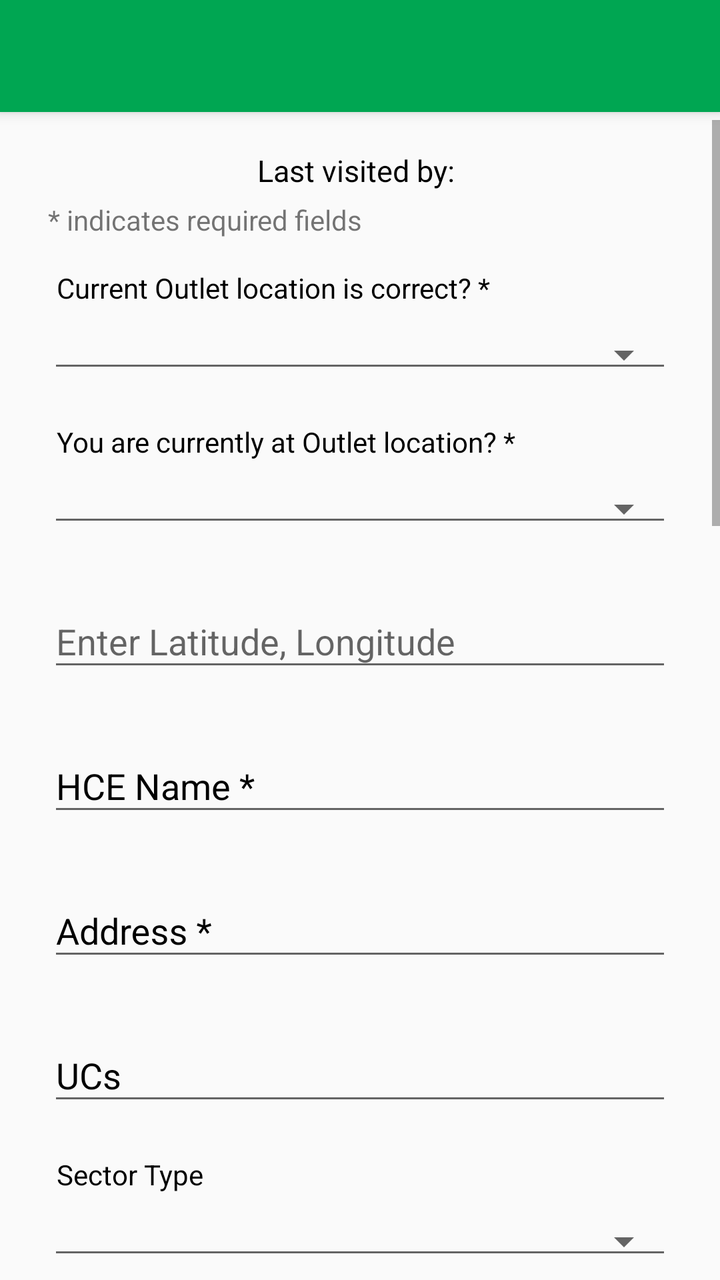
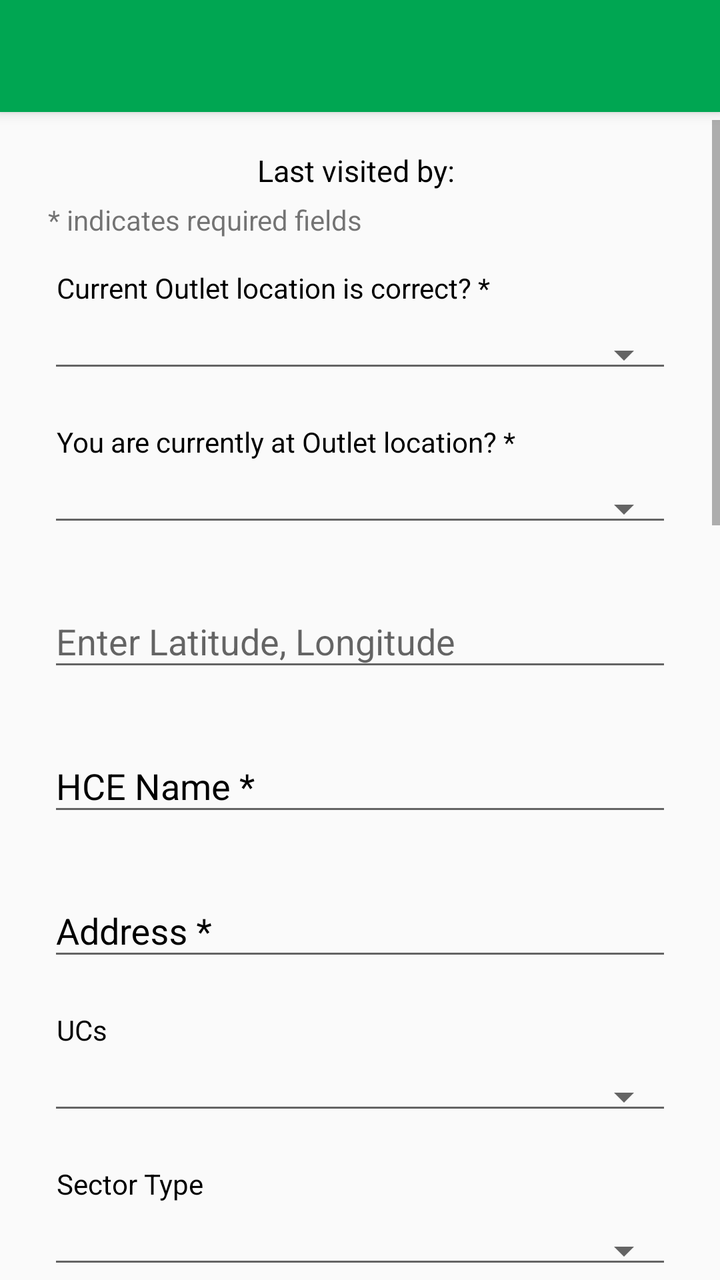

An Android layout rendered at two revisions. The XML below is the earlier revision; the diff shows what the commit changed to produce the second picture.
<!-- AndroidManifest.xml: application theme AppTheme -->
<!-- res/layout/activity_basicinfo.xml -->
<?xml version="1.0" encoding="utf-8"?>
<androidx.drawerlayout.widget.DrawerLayout xmlns:android="http://schemas.android.com/apk/res/android"
    xmlns:app="http://schemas.android.com/apk/res-auto"
    xmlns:tools="http://schemas.android.com/tools"
    android:id="@+id/drawer_layout"
    android:layout_width="match_parent"
    android:layout_height="match_parent"
    android:fitsSystemWindows="true"
    tools:openDrawer="start">
    <androidx.coordinatorlayout.widget.CoordinatorLayout
        android:layout_width="match_parent"
        android:layout_height="match_parent">

        <RelativeLayout xmlns:android="http://schemas.android.com/apk/res/android"
        xmlns:app="http://schemas.android.com/apk/res-auto"
        xmlns:tools="http://schemas.android.com/tools"
        android:layout_width="match_parent"
        android:layout_height="match_parent"
        tools:context="com.phc.cimplus.Activities.Common.UpdateBasicInfoActivity">
<ScrollView
        xmlns:android="http://schemas.android.com/apk/res/android"
        xmlns:tools="http://schemas.android.com/tools"
        android:layout_width="match_parent"
        android:layout_height="match_parent"
        android:paddingTop="60dp"
        tools:context="com.phc.cimplus.Activities.Common.ReportQuackActivity"
   >


        <LinearLayout

            android:layout_width="match_parent"
            android:layout_height="match_parent"
            android:orientation="vertical"
            android:paddingLeft="24dp"
            android:paddingRight="24dp"
            android:paddingTop="5dp"
            android:paddingBottom="30dp"
            >
            <LinearLayout
                android:layout_width="wrap_content"
                android:layout_height="wrap_content"
                android:layout_gravity="center"
                android:layout_marginTop="10dp"
                android:id="@+id/visitlayout"
                android:orientation="horizontal">

                <TextView
                    android:id="@+id/vistedtext"
                    android:layout_width="wrap_content"
                    android:layout_height="wrap_content"
                    android:textSize="15dp"
                    android:text="Last visited by: "
                    android:textColor="#000" />


            </LinearLayout>

               

            <TextView
                android:id="@+id/indicatelabel"
                android:layout_width="match_parent"
                android:layout_height="wrap_content"
                android:layout_gravity="left"
                android:layout_marginTop="5dp"
                android:layout_marginBottom="5dp"
                android:text="* indicates required fields"
                />
            
            <com.google.android.material.textfield.TextInputLayout
                android:layout_width="match_parent"
                android:layout_height="wrap_content"
                android:layout_marginBottom="10dp"
                android:layout_marginTop="10dp">

                <TextView
                    android:id="@+id/curloclabel"
                    android:layout_width="match_parent"
                    android:layout_height="wrap_content"
                    android:layout_gravity="center"
                    android:layout_marginLeft="3dp"
                    android:layout_marginBottom="10dp"
                    android:text="Current Outlet location is correct? *"
                    android:textColor="#000000" />

                <Spinner
                    android:id="@+id/curloc_spinner"
                    style="@style/Widget.AppCompat.Spinner.Underlined"
                    android:layout_width="match_parent"
                    android:layout_height="wrap_content" />
            </com.google.android.material.textfield.TextInputLayout>
            
            <com.google.android.material.textfield.TextInputLayout
                android:layout_width="match_parent"
                android:layout_height="wrap_content"
                android:layout_marginBottom="10dp"
                android:layout_marginTop="10dp">

                <TextView
                    android:id="@+id/quacklabel"
                    android:layout_width="match_parent"
                    android:layout_height="wrap_content"
                    android:layout_gravity="center"
                    android:layout_marginLeft="3dp"
                    android:layout_marginBottom="10dp"
                    android:text="You are currently at Outlet location? *"
                    android:textColor="#000000" />

                <Spinner
                    android:id="@+id/quackloc_spinner"
                    style="@style/Widget.AppCompat.Spinner.Underlined"
                    android:layout_width="match_parent"
                    android:layout_height="wrap_content" />
            </com.google.android.material.textfield.TextInputLayout>

            
            <com.google.android.material.textfield.TextInputLayout
                android:layout_width="match_parent"
                android:layout_height="wrap_content"
                android:layout_marginBottom="10dp"
                android:layout_marginTop="10dp">

                <EditText
                    android:id="@+id/editTextLatLng"
                    android:layout_width="match_parent"
                    android:layout_height="wrap_content"
                    android:hint="Enter Latitude, Longitude"
                    android:inputType="text"
                    android:layout_marginTop="16dp"
                    />

            </com.google.android.material.textfield.TextInputLayout>

            
            <com.google.android.material.textfield.TextInputLayout

                android:layout_width="match_parent"
                android:layout_height="wrap_content"
                android:layout_marginBottom="10dp"
                android:layout_marginTop="10dp"
                android:textColorHint="#000000"

                >

                <EditText
                    android:id="@+id/hce_name"
                    android:layout_width="match_parent"
                    android:layout_height="wrap_content"
                    android:inputType="textMultiLine"
                    android:hint="HCE Name *"
                    android:textColor="#000000"
                    />
            </com.google.android.material.textfield.TextInputLayout>

            
            <com.google.android.material.textfield.TextInputLayout
                android:layout_width="match_parent"
                android:layout_height="wrap_content"
                android:layout_marginBottom="10dp"
                android:layout_marginTop="10dp"
                android:textColorHint="#000000">

                <EditText
                    android:id="@+id/Address"
                    android:layout_width="match_parent"
                    android:layout_height="wrap_content"
                    android:hint="Address *"
                    android:inputType="textMultiLine"
                    android:textColor="#000000"
                    android:textColorHighlight="#000000" />
            </com.google.android.material.textfield.TextInputLayout>

            
            <com.google.android.material.textfield.TextInputLayout
                android:layout_width="match_parent"
                android:layout_height="wrap_content"
                android:layout_marginBottom="10dp"
                android:layout_marginTop="10dp"
                android:textColorHint="#000000">

                <EditText
                    android:id="@+id/ucs"
                    android:layout_width="match_parent"
                    android:layout_height="wrap_content"
                    android:hint="UCs"
                    android:inputType="textMultiLine"
                    android:focusable="false"
                    android:textColor="#000000"
                    android:textColorHighlight="#000000" />
            </com.google.android.material.textfield.TextInputLayout>

            



            
            
            <com.google.android.material.textfield.TextInputLayout
                android:layout_width="match_parent"
                android:layout_height="wrap_content"
                android:layout_marginBottom="10dp"
                android:layout_marginTop="10dp">

                <TextView
                    android:id="@+id/sectortypelabel"
                    android:layout_width="match_parent"
                    android:layout_height="wrap_content"
                    android:layout_gravity="center"
                    android:layout_marginLeft="3dp"
                    android:layout_marginBottom="10dp"
                    android:text="Sector Type"
                    android:textColor="#000000" />

                <Spinner
                    android:id="@+id/Sector_Type"
                    style="@style/Widget.AppCompat.Spinner.Underlined"
                    android:layout_width="match_parent"
                    android:layout_height="wrap_content" />
            </com.google.android.material.textfield.TextInputLayout>
            
            <com.google.android.material.textfield.TextInputLayout
                android:layout_width="match_parent"
                android:layout_height="wrap_content"
                android:layout_marginBottom="10dp"
                android:layout_marginTop="10dp">

                <TextView
                    android:id="@+id/hcetypelabel"
                    android:layout_width="match_parent"
                    android:layout_height="wrap_content"
                    android:layout_gravity="center"
                    android:layout_marginLeft="3dp"
                    android:layout_marginBottom="10dp"
                    android:text="HCE Type"
                    android:textColor="#000000" />

                <Spinner
                    android:id="@+id/hcetypespinner"
                    style="@style/Widget.AppCompat.Spinner.Underlined"
                    android:layout_width="match_parent"
                    android:layout_height="wrap_content"
                    android:hint="Select HCE Type" />
            </com.google.android.material.textfield.TextInputLayout>
            
            <com.google.android.material.textfield.TextInputLayout
                android:layout_width="match_parent"
                android:layout_height="wrap_content"
                android:layout_marginBottom="10dp"
                android:layout_marginTop="10dp">

                <TextView
                    android:id="@+id/sptypelabel"
                    android:layout_width="match_parent"
                    android:layout_height="wrap_content"
                    android:layout_gravity="center"
                    android:layout_marginBottom="10dp"
                    android:layout_marginLeft="3dp"
                    android:text="Service Provider Type"
                    android:textColor="#000000" />

                <Spinner
                    android:id="@+id/HCSP_Typespinner"
                    style="@style/Widget.AppCompat.Spinner.Underlined"
                    android:layout_width="match_parent"
                    android:layout_height="wrap_content"
                    android:hint="Select HCSP Type" />
            </com.google.android.material.textfield.TextInputLayout>
            
            
            <com.google.android.material.textfield.TextInputLayout
                android:layout_width="match_parent"
                android:layout_height="wrap_content"
                android:layout_marginBottom="10dp"
                android:layout_marginTop="10dp"
                android:textColorHint="#000000">

                <EditText
                    android:id="@+id/HCSP_Name"
                    android:layout_width="match_parent"
                    android:layout_height="wrap_content"
                    android:hint="Service Provider Name *"
                    android:inputType="textCapWords"
                    android:textColor="#000000"
                    android:tooltipText="Healthcare Service Provider" />
            </com.google.android.material.textfield.TextInputLayout>
            
            <com.google.android.material.textfield.TextInputLayout
                android:layout_width="match_parent"
                android:layout_height="wrap_content"
                android:layout_marginBottom="10dp"
                android:layout_marginTop="10dp"
                android:textColorHint="#000000">

                <EditText
                    android:id="@+id/HCSP_SO"
                    android:layout_width="match_parent"
                    android:layout_height="wrap_content"
                    android:hint="Service Provider S/O"
                    android:inputType="textCapWords"
                    android:textColor="#000000"
                    android:tooltipText="Service Provider S/O" />
            </com.google.android.material.textfield.TextInputLayout>
            
            <com.google.android.material.textfield.TextInputLayout
                android:layout_width="match_parent"
                android:layout_height="wrap_content"
                android:layout_marginBottom="10dp"
                android:layout_marginTop="10dp"
                android:textColorHint="#000000">

                <EditText
                    android:id="@+id/CNIC"
                    android:layout_width="match_parent"
                    android:layout_height="wrap_content"
                    android:hint="Service Provider CNIC"
                    android:inputType="number"
                    android:maxLength="15"
                    android:digits="0123456789-"
                    android:singleLine="true"
                    android:textColor="#000000" />
            </com.google.android.material.textfield.TextInputLayout>
            
            <com.google.android.material.textfield.TextInputLayout
                android:layout_width="match_parent"
                android:layout_height="wrap_content"
                android:layout_marginBottom="10dp"
                android:layout_marginTop="10dp"
                android:textColorHint="#000000">

                <EditText
                    android:id="@+id/Mobile"
                    android:layout_width="match_parent"
                    android:layout_height="wrap_content"
                    android:hint="Service Provider Mobile"
                    android:inputType="number"
                    android:maxLength="12"
                    android:digits="0123456789-"
                    android:singleLine="true"
                    android:textColor="#000000"
                    android:importantForAccessibility="yes"/>
            </com.google.android.material.textfield.TextInputLayout>

            <com.google.android.material.textfield.TextInputLayout
                android:layout_width="match_parent"
                android:layout_height="wrap_content"
                android:layout_marginTop="10dp"
                android:layout_marginBottom="10dp"
                android:textColorHint="#000000">

                <com.google.android.material.textfield.TextInputEditText
                    android:id="@+id/Start_Time"
                    android:layout_width="match_parent"
                    android:layout_height="wrap_content"
                    android:focusable="false"
                    android:clickable="true"
                    android:inputType="none"
                    android:textColor="#000000"
                    android:hint="Start Time" />
            </com.google.android.material.textfield.TextInputLayout>

            <com.google.android.material.textfield.TextInputLayout
                android:layout_width="match_parent"
                android:layout_height="wrap_content"
                android:layout_marginTop="10dp"
                android:layout_marginBottom="10dp"
                android:textColorHint="#000000">

                <com.google.android.material.textfield.TextInputEditText
                    android:id="@+id/End_Time"
                    android:layout_width="match_parent"
                    android:layout_height="wrap_content"
                    android:focusable="false"
                    android:clickable="true"
                    android:inputType="none"
                    android:textColor="#000000"
                    android:hint="End Time" />
            </com.google.android.material.textfield.TextInputLayout>

            
            <com.google.android.material.textfield.TextInputLayout
                android:layout_width="match_parent"
                android:layout_height="wrap_content"
                android:layout_marginBottom="10dp"
                android:layout_marginTop="10dp">

                <TextView
                    android:id="@+id/reglabel"
                    android:layout_width="match_parent"
                    android:layout_height="wrap_content"
                    android:layout_gravity="center"
                    android:layout_marginBottom="10dp"
                    android:layout_marginLeft="3dp"
                    android:text="Registration with PHC"
                    android:textColor="#000000" />

                <Spinner
                    android:id="@+id/registration_spinner"
                    style="@style/Widget.AppCompat.Spinner.Underlined"
                    android:layout_width="match_parent"
                    android:layout_height="wrap_content"
                    android:hint="Registration with PHC" />
            </com.google.android.material.textfield.TextInputLayout>
            
            <com.google.android.material.textfield.TextInputLayout
                android:id="@+id/reg"
                android:layout_width="match_parent"
                android:layout_height="wrap_content"
                android:layout_marginBottom="10dp"
                android:layout_marginTop="10dp"
                android:textColorHint="#000000">

                <EditText
                    android:id="@+id/reg_no"
                    android:layout_width="match_parent"
                    android:layout_height="wrap_content"
                    android:hint="Registration No"
                    android:inputType="text"
                    android:textColor="#000000"
                    android:textColorHighlight="#000000" />
            </com.google.android.material.textfield.TextInputLayout>
            
            <com.google.android.material.textfield.TextInputLayout
                android:layout_width="match_parent"
                android:layout_height="wrap_content"
                android:layout_marginBottom="10dp"
                android:layout_marginTop="10dp">

                <TextView
                    android:id="@+id/conlabel"
                    android:layout_width="match_parent"
                    android:layout_height="wrap_content"
                    android:layout_gravity="center"
                    android:layout_marginLeft="3dp"
                    android:layout_marginBottom="10dp"
                    android:text="Registration with council"
                    android:textColor="#000000" />

                <Spinner
                    android:id="@+id/council_spinner"
                    style="@style/Widget.AppCompat.Spinner.Underlined"
                    android:layout_width="match_parent"
                    android:layout_height="wrap_content"
                    android:hint="Registration with council" />
            </com.google.android.material.textfield.TextInputLayout>

            
            <com.google.android.material.textfield.TextInputLayout
                android:id="@+id/counclType"
                android:layout_width="match_parent"
                android:layout_height="wrap_content"
                android:layout_marginBottom="10dp"
                android:layout_marginTop="10dp">

                <TextView
                    android:id="@+id/contypelabel"
                    android:layout_width="match_parent"
                    android:layout_height="wrap_content"
                    android:layout_gravity="center"
                    android:layout_marginBottom="10dp"
                    android:layout_marginLeft="3dp"
                    android:text="Council Name"
                    android:textColor="#000000" />

                <Spinner
                    android:id="@+id/counType_spinner"
                    style="@style/Widget.AppCompat.Spinner.Underlined"
                    android:layout_width="match_parent"
                    android:layout_height="wrap_content"
                    android:hint="Council Name" />
            </com.google.android.material.textfield.TextInputLayout>
            
            <com.google.android.material.textfield.TextInputLayout
                android:id="@+id/council"
                android:layout_width="match_parent"
                android:layout_height="wrap_content"
                android:layout_marginBottom="10dp"
                android:layout_marginTop="10dp"
                android:textColorHint="#000000">

                <EditText
                    android:id="@+id/council_no"
                    android:layout_width="match_parent"
                    android:layout_height="wrap_content"
                    android:hint="Council No"
                    android:inputType="text"
                    android:textColor="#000000"
                    android:textColorHighlight="#000000" />
            </com.google.android.material.textfield.TextInputLayout>
 

            <EditText
                android:id="@+id/comments"
                android:layout_width="fill_parent"
                android:layout_height="wrap_content"
                android:layout_marginBottom="10dp"
                android:layout_marginTop="10dp"
                android:backgroundTint="@color/colorPrimaryDark"
                android:breakStrategy="balanced"
                android:fitsSystemWindows="true"
                android:gravity="top"
                android:hint="Write your comments here"
                android:inputType="textMultiLine"
                android:paddingLeft="10dp"
                android:textCursorDrawable="@drawable/black_cursor"

                >

            </EditText>
            <TextView
                android:id="@+id/errortext"
                android:layout_width="wrap_content"
                android:layout_height="wrap_content"
                android:layout_gravity="center"
                android:layout_marginBottom="10dp"
                android:layout_marginTop="10dp"
                android:textSize="15dp"
                android:text="* Required fields are missing"
                android:textColor="#f70505" />
            <LinearLayout
                android:layout_width="match_parent"
                android:layout_height="wrap_content"
                android:orientation="horizontal"
                android:gravity="center"
                android:layout_marginTop="20dp"
                android:layout_marginBottom="20dp"
                >
                
                <androidx.appcompat.widget.AppCompatButton
                    android:id="@+id/btn_cancel"
                    android:layout_width="0dp"
                    android:layout_weight="1"
                    android:layout_height="wrap_content"
                    android:background="@drawable/btn_rounded_primary"
                    android:backgroundTint="@color/red"
                    android:textColor="#ffffff"
                    android:textAllCaps="false"
                    android:text="Cancel"/>
                
                <androidx.appcompat.widget.AppCompatButton
                    android:id="@+id/btn_submit"
                    android:layout_width="wrap_content"
                    android:layout_weight="1"
                    android:layout_marginLeft="10dp"
                    android:layout_height="wrap_content"
                    android:background="@drawable/btn_rounded_primary"
                    android:backgroundTint="#229954"
                    android:textColor="#ffffff"
                    android:textAllCaps="false"
                    android:text="Update and Proceed"/>

            </LinearLayout>
            
            
       
     

            

        </LinearLayout>
    </ScrollView>
    </RelativeLayout>
        <include
            layout="@layout/navdrawer_main"
            android:layout_width="match_parent"
            android:layout_height="match_parent" />

    </androidx.coordinatorlayout.widget.CoordinatorLayout>

    <com.google.android.material.navigation.NavigationView
        android:id="@+id/nav_view"
        android:layout_width="wrap_content"
        android:layout_height="match_parent"
        android:layout_gravity="start"
        android:fitsSystemWindows="true"
        app:headerLayout="@layout/navheader"
        app:menu="@menu/activity_main_drawer"
        />

</androidx.drawerlayout.widget.DrawerLayout>
<!-- res/layout/navdrawer_main.xml (included above) -->
<?xml version="1.0" encoding="utf-8"?>
<androidx.coordinatorlayout.widget.CoordinatorLayout xmlns:android="http://schemas.android.com/apk/res/android"
    xmlns:app="http://schemas.android.com/apk/res-auto"
    xmlns:tools="http://schemas.android.com/tools"
    android:layout_width="match_parent"
    android:layout_height="match_parent"
    android:fitsSystemWindows="true"
    tools:context="com.phc.cimplus.Activities.Common.MainActivity">

    <com.google.android.material.appbar.AppBarLayout
        android:layout_width="match_parent"
        android:layout_height="wrap_content"
        android:theme="@style/AppTheme.AppBarOverlay">

        <androidx.appcompat.widget.Toolbar
            android:id="@+id/toolbar"
            android:layout_width="match_parent"
            android:layout_height="?attr/actionBarSize"
            android:background="@color/colorGreen"
            app:popupTheme="@style/AppTheme.PopupOverlay" />

    </com.google.android.material.appbar.AppBarLayout>

    <FrameLayout
        android:id="@+id/frame"
        android:layout_width="match_parent"
        android:layout_height="match_parent"
        app:layout_behavior="@string/appbar_scrolling_view_behavior"></FrameLayout>



</androidx.coordinatorlayout.widget.CoordinatorLayout>
<!-- res/layout/navheader.xml (included above) -->
<?xml version="1.0" encoding="utf-8"?>
<androidx.constraintlayout.widget.ConstraintLayout xmlns:android="http://schemas.android.com/apk/res/android"
    xmlns:app="http://schemas.android.com/apk/res-auto"
    android:id="@+id/view_container"
    android:layout_width="match_parent"
    android:layout_height="@dimen/nav_header_height"
    android:theme="@style/ThemeOverlay.AppCompat.Dark"
    android:background="@drawable/nav_header_border">

    <ImageView
        android:id="@+id/img_profile"
        android:layout_width="70dp"
        android:layout_height="70dp"
        android:contentDescription="Profile Image"
        android:scaleType="fitCenter"
        app:srcCompat="@drawable/app_screen_logo"
        app:layout_constraintBottom_toBottomOf="parent"
        app:layout_constraintStart_toStartOf="parent"
        app:layout_constraintTop_toTopOf="parent"
        android:layout_marginStart="@dimen/spacing_medium" />

    <LinearLayout
        android:layout_width="0dp"
        android:layout_height="wrap_content"
        android:orientation="vertical"
        android:layout_marginStart="@dimen/spacing_medium"
        android:layout_marginEnd="@dimen/spacing_medium"
        app:layout_constraintBottom_toBottomOf="parent"
        app:layout_constraintEnd_toEndOf="parent"
        app:layout_constraintStart_toEndOf="@+id/img_profile"
        app:layout_constraintTop_toTopOf="parent">

        <TextView
            android:id="@+id/cimtext"
            android:layout_width="wrap_content"
            android:layout_height="wrap_content"
            android:text="@string/nav_drawer_text"
            android:textColor="#018b1f"
            android:textStyle="bold"
            android:textSize="14sp"
            android:ellipsize="end"
            android:maxLines="2" />

        <TextView
            android:id="@+id/name"
            android:layout_width="wrap_content"
            android:layout_height="wrap_content"
            android:textColor="@color/black"
            android:textSize="@dimen/text_size_body"
            android:textStyle="bold"
            android:layout_marginTop="@dimen/spacing_small" />

        <TextView
            android:id="@+id/website"
            android:layout_width="wrap_content"
            android:layout_height="wrap_content"
            android:textColor="@color/black"
            android:textSize="@dimen/text_size_caption"
            android:ellipsize="end"
            android:maxLines="1" />

    </LinearLayout>

</androidx.constraintlayout.widget.ConstraintLayout>
<!-- resources referenced by this layout -->
<resources>
  <color name="black">#000</color>
  <color name="colorGreen">#FF00A652</color>
  <color name="colorPrimaryDark">#303F9F</color>
  <color name="red">#c21807</color>
  <dimen name="nav_header_height">170dp</dimen>
  <dimen name="spacing_medium">16dp</dimen>
  <dimen name="spacing_small">8dp</dimen>
  <dimen name="text_size_body">14sp</dimen>
  <dimen name="text_size_caption">12sp</dimen>
  <!-- drawable app_screen_logo: png bitmap (drawable, 213184 bytes) -->
  <!-- drawable black_cursor (drawable) -->
  <?xml version="1.0" encoding="utf-8"?>
  <shape xmlns:android="http://schemas.android.com/apk/res/android" android:shape="rectangle" >
      <size android:width="1dp" />
      <solid android:color="#000000"/>
  </shape>
  <!-- drawable btn_rounded_primary (drawable) -->
  <?xml version="1.0" encoding="utf-8"?>
  <ripple xmlns:android="http://schemas.android.com/apk/res/android"
      android:color="#40FFFFFF">
      <item>
          <shape android:shape="rectangle">
              <solid android:color="@color/colorPrimaryDark" />
              <corners android:radius="8dp" />
          </shape>
      </item>
  </ripple>
  <!-- drawable nav_header_border: jpg bitmap (drawable, 4412 bytes) -->
  <string name="nav_drawer_text">Census Information Manager\nPunjab Healthcare Commission
  </string>
  <style name="AppTheme.AppBarOverlay" parent="ThemeOverlay.AppCompat.Dark.ActionBar" />
  <style name="AppTheme.PopupOverlay" parent="ThemeOverlay.AppCompat.Light" />
  <style name="AppTheme" parent="Theme.AppCompat.Light.DarkActionBar">
      
      <item name="colorPrimary">@color/colorPrimary</item>
      <item name="colorPrimaryDark">@color/colorPrimaryDark</item>
      <item name="colorAccent">@color/colorAccent</item>
  </style>
  <color name="colorPrimary">#FF00A652</color>
  <color name="colorAccent">#FF4081</color>
</resources>

<!-- the commit's change to res/layout/activity_basicinfo.xml (unified diff, before → after) -->
@@ -179,15 +179,20 @@
                 android:layout_marginTop="10dp"
                 android:textColorHint="#000000">
 
-                <EditText
+                <TextView
+                    android:layout_width="match_parent"
+                    android:layout_height="wrap_content"
+                    android:layout_gravity="center"
+                    android:layout_marginLeft="3dp"
+                    android:layout_marginBottom="10dp"
+                    android:text="UCs"
+                    android:textColor="#000000" />
+
+                <Spinner
                     android:id="@+id/ucs"
-                    android:layout_width="match_parent"
-                    android:layout_height="wrap_content"
-                    android:hint="UCs"
-                    android:inputType="textMultiLine"
-                    android:focusable="false"
-                    android:textColor="#000000"
-                    android:textColorHighlight="#000000" />
+                    style="@style/Widget.AppCompat.Spinner.Underlined"
+                    android:layout_width="match_parent"
+                    android:layout_height="wrap_content" />
             </com.google.android.material.textfield.TextInputLayout>
 
             
